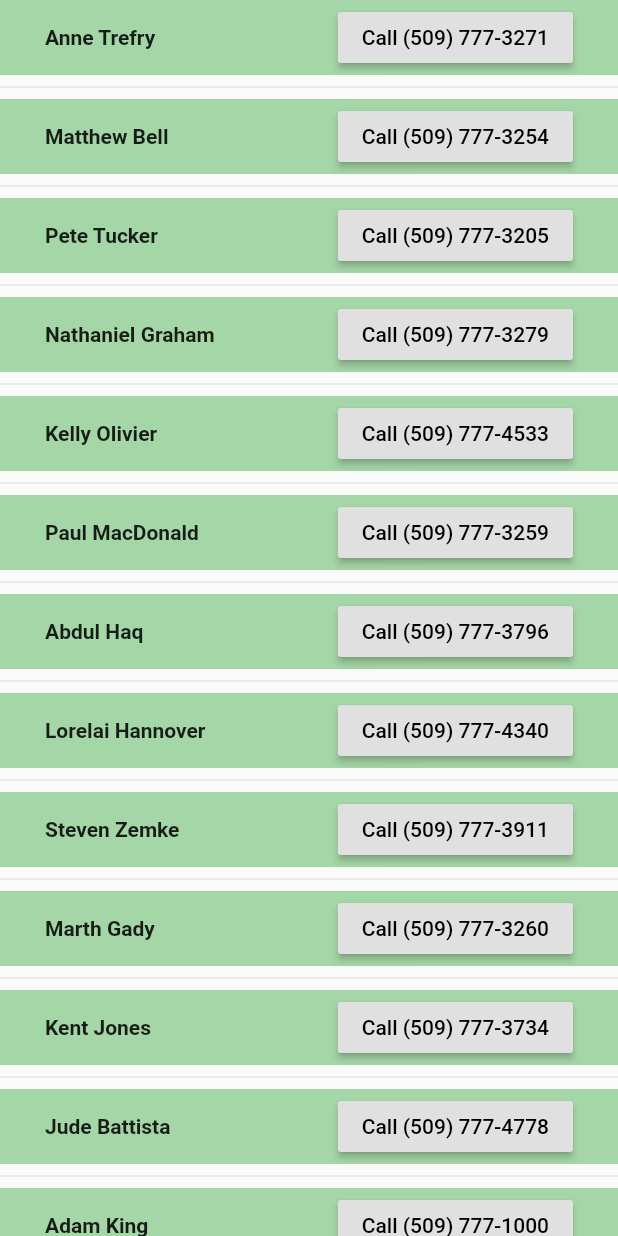
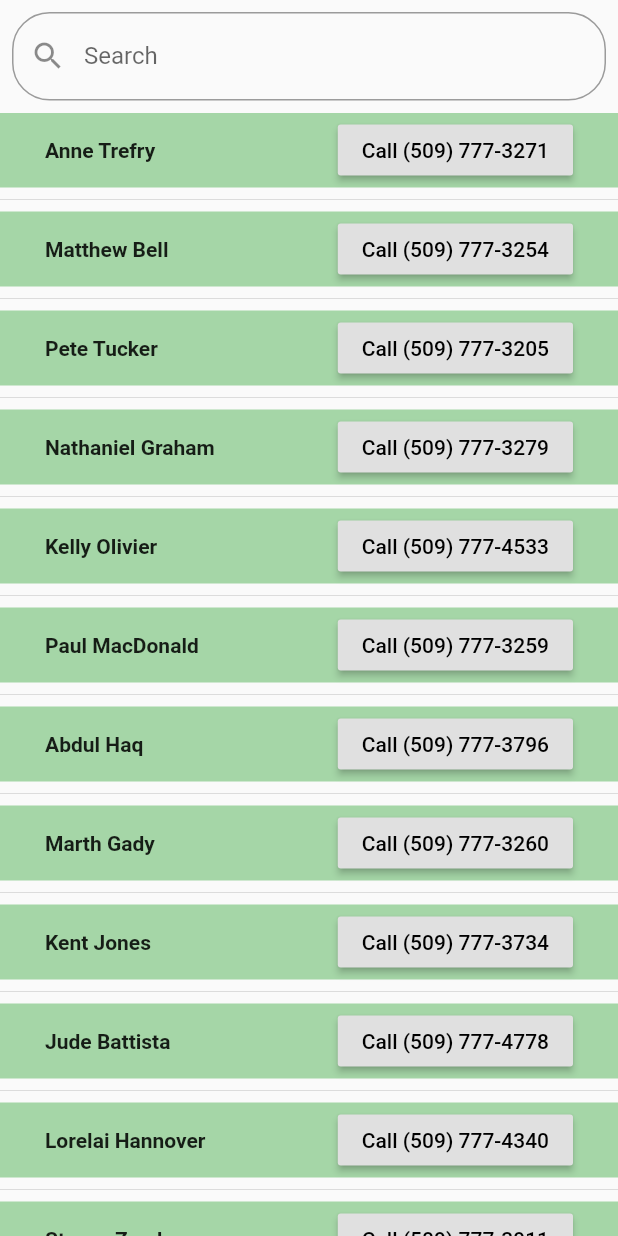
Before and after one commit to ngraham20/WhitMaps, a Flutter app: the ThirdFragment screen opened directly, on a phone screen of 412 x 824 dp. Run offline on Flutter 3.47's test engine with Material 2 defaults, Android fonts, the phone set to English and light mode, and no system bars; our stand-ins replace google_maps_flutter, sqflite; accounts and stored records are empty.

Commit message:
Search bar now shows up for directory screen, with keyboard etc

```diff
--- a/lib/fragments/third_fragment.dart
+++ b/lib/fragments/third_fragment.dart
@@ -11,11 +11,39 @@ class ThirdFragment extends StatefulWidget {
 }
 
 class ThirdFragmentState extends State<ThirdFragment> {
+  String formatPhone(Contact contact) {
+    return "(" + contact.primaryPhone.substring(0,3) + ") " + contact.primaryPhone.substring(3,6) + "-" + contact.primaryPhone.substring(6,10);
+  }
+
+  void filterSearchResults(String query) {
+    //to do (Nathaniel??)
+  }
+
+  TextEditingController editingController = TextEditingController();
+
   @override
   Widget build(BuildContext context) {
     return new Center(
       child: new Scaffold(
-        body: Center(
+        body: Container(
+          child: Column(
+            children: <Widget>[
+              Padding(
+                padding: const EdgeInsets.all(8.0),
+                child: TextField(
+                  onChanged: (value) {
+                    filterSearchResults(value);
+                  },
+                  controller: editingController,
+                  decoration: InputDecoration(
+                      labelText: "Search",
+                      hintText: "Search",
+                      prefixIcon: Icon(Icons.search),
+                      border: OutlineInputBorder(
+                          borderRadius: BorderRadius.all(Radius.circular(25.0)))),
+                ),
+              ),
+              Expanded(
                 child: ListView.separated(
                 itemCount: entries.length,
                 itemBuilder: (BuildContext context, int index) {
@@ -44,11 +72,86 @@ class ThirdFragmentState extends State<ThirdFragment> {
                 separatorBuilder: (BuildContext context, int index) => const Divider(),
                 )
               ),
+            ],
           ),
+        ),
+      )
     );
   }
+}
 
-  String formatPhone(Contact contact) {
-    return "(" + contact.primaryPhone.substring(0,3) + ") " + contact.primaryPhone.substring(3,6) + "-" + contact.primaryPhone.substring(6,10);
-  }
-}
+//original version
+  // Widget build(BuildContext context) {
+  //   return new Center(
+  //     child: new Scaffold(
+  //       body: Center(
+  //         child: ListView.separated(
+  //         itemCount: entries.length,
+  //         itemBuilder: (BuildContext context, int index) {
+  //           return Container(
+  //             height: 50,
+  //             color: Colors.green[200],
+  //             padding: const EdgeInsets.fromLTRB(30,8,30,8),
+  //             child: Row(
+  //               mainAxisAlignment: MainAxisAlignment.spaceBetween,
+  //               children: [
+  //                 Center(
+  //                   child: Text(entries[index].name,
+  //                   style: TextStyle(fontWeight: FontWeight.bold)
+  //                   )
+  //                 ),
+  //                 RaisedButton(
+  //                   onPressed: (){},
+  //                   textColor: Colors.black,
+  //                   child: Text("Call " + formatPhone(entries[index])
+  //                   )
+  //                 )
+  //               ]
+  //             )
+  //           );
+  //         },
+  //         separatorBuilder: (BuildContext context, int index) => const Divider(),
+  //       )
+  //     ),
+  //     ),
+  //   );
+  // }
+
+
+//search version
+  // @override
+  // Widget build(BuildContext context) {
+  //   return new Scaffold(
+  //     body: Container(
+  //       child: Column(
+  //         children: <Widget>[
+  //           Padding(
+  //             padding: const EdgeInsets.all(8.0),
+  //             child: TextField(
+  //               onChanged: (value) {
+  //                 filterSearchResults(value);
+  //               },
+  //               controller: editingController,
+  //               decoration: InputDecoration(
+  //                   labelText: "Search",
+  //                   hintText: "Search",
+  //                   prefixIcon: Icon(Icons.search),
+  //                   border: OutlineInputBorder(
+  //                       borderRadius: BorderRadius.all(Radius.circular(25.0)))),
+  //             ),
+  //           ),
+  //           Expanded(
+  //             child: ListView.builder(
+  //               shrinkWrap: true,
+  //               itemCount: items.length,
+  //               itemBuilder: (context, index) {
+  //                 return ListTile(
+  //                   title: Text('${items[index]}'),
+  //                 );
+  //               },
+  //             ),
+  //           ),
+  //         ],
+  //       ),
+  //     ),
+  //   );
--- a/lib/models/directory.dart
+++ b/lib/models/directory.dart
@@ -76,11 +76,11 @@ class Directory {
       new Contact.phoneDirectory("Kelly Olivier", "5097774533"),
       new Contact.phoneDirectory("Paul MacDonald", "5097773259"),
       new Contact.phoneDirectory("Abdul Haq", "5097773796"),
-      new Contact.phoneDirectory("Lorelai Hannover", "5097774340"),
-      new Contact.phoneDirectory("Steven Zemke", "5097773911"),
       new Contact.phoneDirectory("Marth Gady", "5097773260"),
       new Contact.phoneDirectory("Kent Jones", "5097773734"),
       new Contact.phoneDirectory("Jude Battista", "5097774778"),
+      new Contact.phoneDirectory("Lorelai Hannover", "5097774340"),
+      new Contact.phoneDirectory("Steven Zemke", "5097773911"),
       new Contact.phoneDirectory("Adam King", "5097771000"),
       new Contact.phoneDirectory("Denise Cradburry", "5097774444"),
     ];
```
Lines whose indentation alone changed are shown as unchanged.
